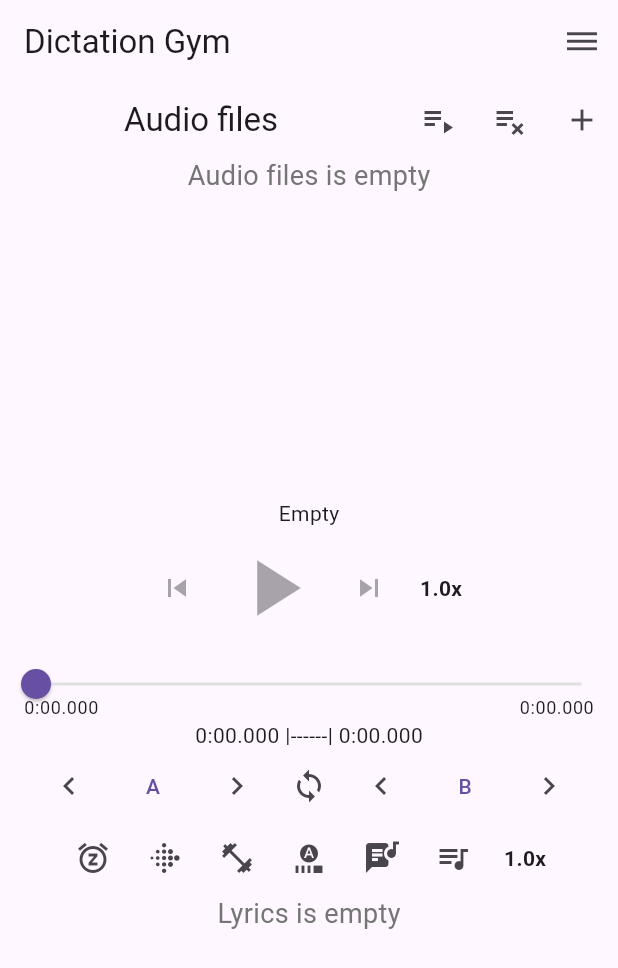
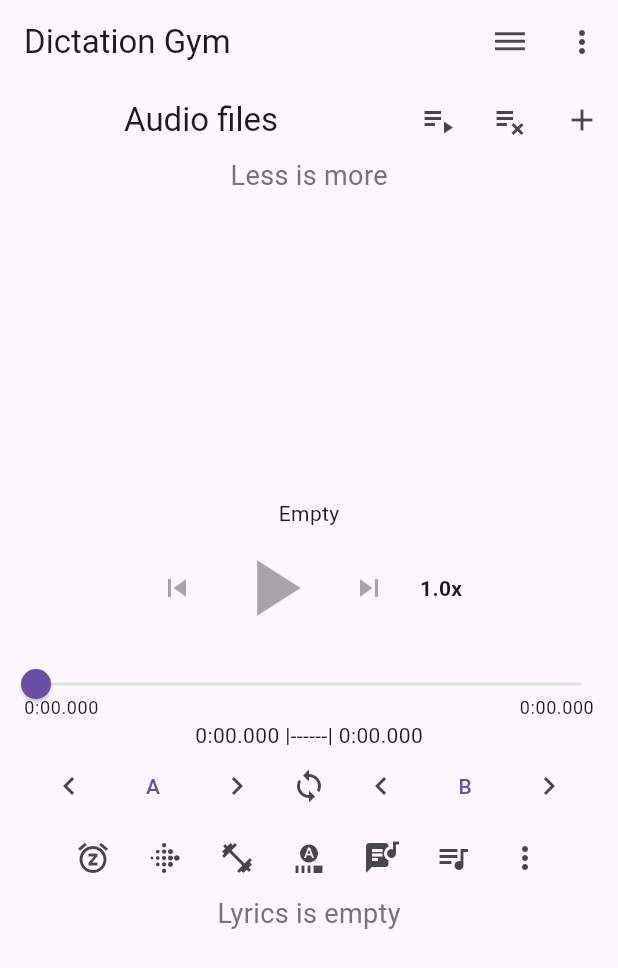
Before and after one commit to jimmyliow/dictation-gym, a Flutter app: the screen it shows after launch, on a phone screen of 412 x 824 dp. Shown: the top 968 px of the screen. Run offline on Flutter 3.47's test engine with Material 3 defaults, Android fonts, the phone set to English and light mode, and no system bars; our stand-ins replace file_picker, just_audio, just_audio_background, permission_handler, rxdart; missing offline and left inert: audio_session, just_audio_media_kit.

Commit message:
feat: add speed menu

```diff
--- a/lib/main.dart
+++ b/lib/main.dart
@@ -30,6 +30,7 @@ class MyApp extends StatefulWidget {
 
 class MyAppState extends State<MyApp> with WidgetsBindingObserver {
   late AudioPlayer _player;
+  final FocusNode _buttonFocusNode = FocusNode(debugLabel: 'Menu Button');
   Duration clipStartDuration = Duration.zero;
   Duration clipEndDuration = Duration.zero;
   List<Lyric> lyrics = [];
@@ -118,6 +119,7 @@ class MyAppState extends State<MyApp> with WidgetsBindingObserver {
 
   @override
   void dispose() {
+    _buttonFocusNode.dispose();
     ambiguate(WidgetsBinding.instance)!.removeObserver(this);
     _player.dispose();
     super.dispose();
@@ -150,6 +152,32 @@ class MyAppState extends State<MyApp> with WidgetsBindingObserver {
                 );
               },
             ),
+            //
+            MenuAnchor(
+              childFocusNode: _buttonFocusNode,
+              menuChildren: <Widget>[
+                MenuItemButton(onPressed: () {}, child: const Text('Revert')),
+                MenuItemButton(onPressed: () {}, child: const Text('Setting')),
+                MenuItemButton(
+                  onPressed: () {},
+                  child: const Text('Send Feedback'),
+                ),
+              ],
+              builder: (_, MenuController controller, Widget? child) {
+                return IconButton(
+                  focusNode: _buttonFocusNode,
+                  onPressed: () {
+                    if (controller.isOpen) {
+                      controller.close();
+                    } else {
+                      controller.open();
+                    }
+                  },
+                  icon: const Icon(Icons.more_vert),
+                );
+              },
+            ),
+            //
           ],
         ),
         body: SafeArea(
@@ -189,7 +217,7 @@ class MyAppState extends State<MyApp> with WidgetsBindingObserver {
               Expanded(
                 child: audioFiles.isEmpty
                     ? Text(
-                        'Audio files is empty',
+                        'Less is more',
                         style: TextStyle(fontSize: 18, color: Colors.grey[600]),
                       )
                     : ListView.builder(
@@ -833,6 +861,53 @@ class PlaylistButton extends StatelessWidget {
 }
 
 //
+class MyCascadingMenu extends StatefulWidget {
+  const MyCascadingMenu({super.key});
+
+  @override
+  State<MyCascadingMenu> createState() => _MyCascadingMenuState();
+}
+
+class _MyCascadingMenuState extends State<MyCascadingMenu> {
+  final FocusNode _buttonFocusNode = FocusNode(debugLabel: 'Menu Button');
+
+  @override
+  void dispose() {
+    _buttonFocusNode.dispose();
+    super.dispose();
+  }
+
+  @override
+  Widget build(BuildContext context) {
+    return MenuAnchor(
+      childFocusNode: _buttonFocusNode,
+      menuChildren: <Widget>[
+        MenuItemButton(onPressed: () {}, child: const Text('0.2')),
+        MenuItemButton(onPressed: () {}, child: const Text('0.4')),
+        MenuItemButton(onPressed: () {}, child: const Text('0.6')),
+        MenuItemButton(onPressed: () {}, child: const Text('0.8')),
+        MenuItemButton(onPressed: () {}, child: const Text('1.0')),
+        MenuItemButton(onPressed: () {}, child: const Text('1.2')),
+        MenuItemButton(onPressed: () {}, child: const Text('1.5')),
+        MenuItemButton(onPressed: () {}, child: const Text('2.0')),
+      ],
+      builder: (_, MenuController controller, Widget? child) {
+        return IconButton(
+          focusNode: _buttonFocusNode,
+          onPressed: () {
+            if (controller.isOpen) {
+              controller.close();
+            } else {
+              controller.open();
+            }
+          },
+          icon: const Icon(Icons.more_vert),
+        );
+      },
+    );
+  }
+}
+//
 enum SingingCharacter { lafayette, jefferson }
 
 class SpeedButton extends StatelessWidget {
@@ -844,68 +919,7 @@ class SpeedButton extends StatelessWidget {
     return Column(
       mainAxisSize: MainAxisSize.min,
       children: [
-        StreamBuilder<double>(
-          stream: player.speedStream,
-          builder: (context, snapshot) => IconButton(
-            icon: Text(
-              "${snapshot.data?.toStringAsFixed(1)}x",
-              style: const TextStyle(fontWeight: FontWeight.bold),
-            ),
-            onPressed: () {
-              showDialog<void>(
-                context: context,
-                builder: (context) => AlertDialog(
-                  title: Text("Adjust Speed", textAlign: TextAlign.center),
-                  content: Column(
-                    mainAxisSize: MainAxisSize.min,
-                    children: <Widget>[
-                      ListTile(
-                        title: const Text('0.2'),
-                        leading: Radio(
-                          value: 0.2,
-                          groupValue: [0.2, 0.4],
-                          onChanged: (v) {},
-                        ),
-                      ),
-                      ListTile(
-                        title: const Text('0.4'),
-                        leading: Radio(
-                          value: 0.4,
-                          groupValue: [0.2, 0.4],
-                          onChanged: (v) {},
-                        ),
-                      ),
-                      ListTile(
-                        title: const Text('0.6'),
-                        leading: Radio(
-                          value: 0.6,
-                          groupValue: [0.2, 0.4],
-                          onChanged: (v) {},
-                        ),
-                      ),
-                      ListTile(
-                        title: const Text('0.8'),
-                        leading: Radio(
-                          value: 0.8,
-                          groupValue: [0.2, 0.4],
-                          onChanged: (v) {},
-                        ),
-                      ),
-                      ListTile(
-                        title: const Text('1.0'),
-                        leading: Radio(
-                          value: 1.0,
-                          groupValue: [0.2, 0.4],
-                          onChanged: (v) {},
-                        ),
-                      ),
-                    ],
-                  ),
-                ),
-              );
-            },
-          ),
-        ),
+        MyCascadingMenu(),
       ],
     );
   }
```
